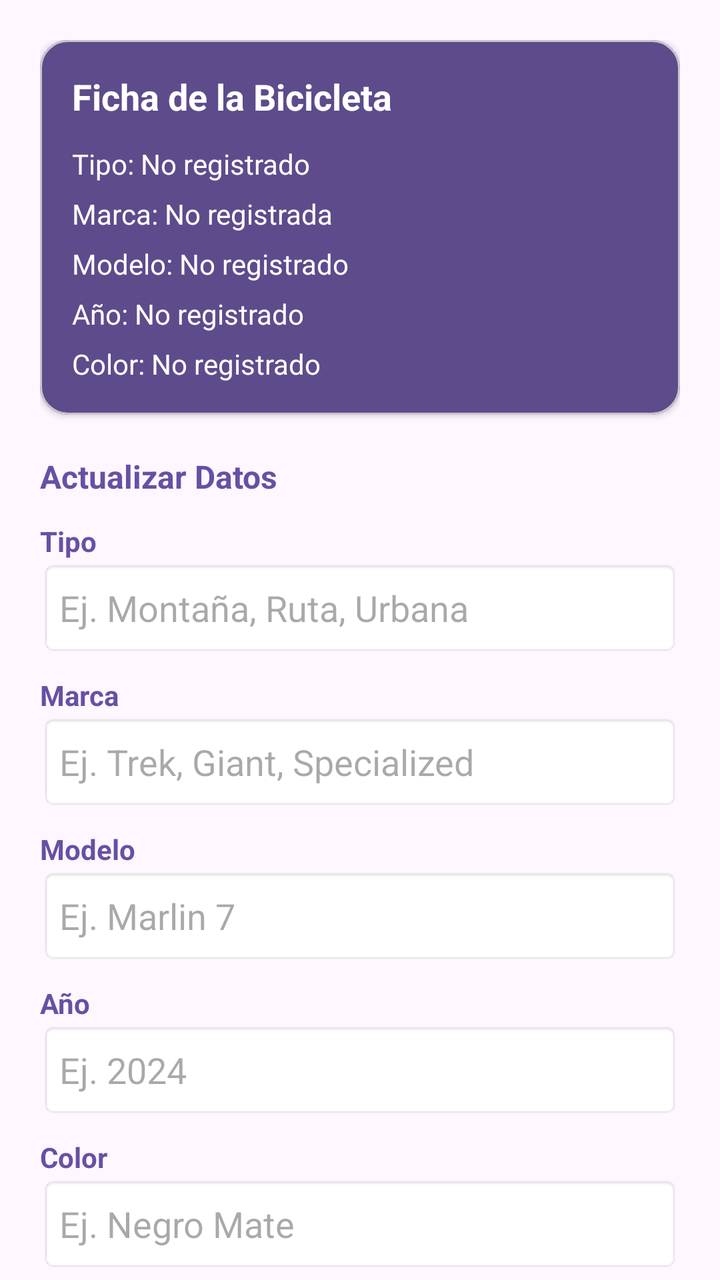
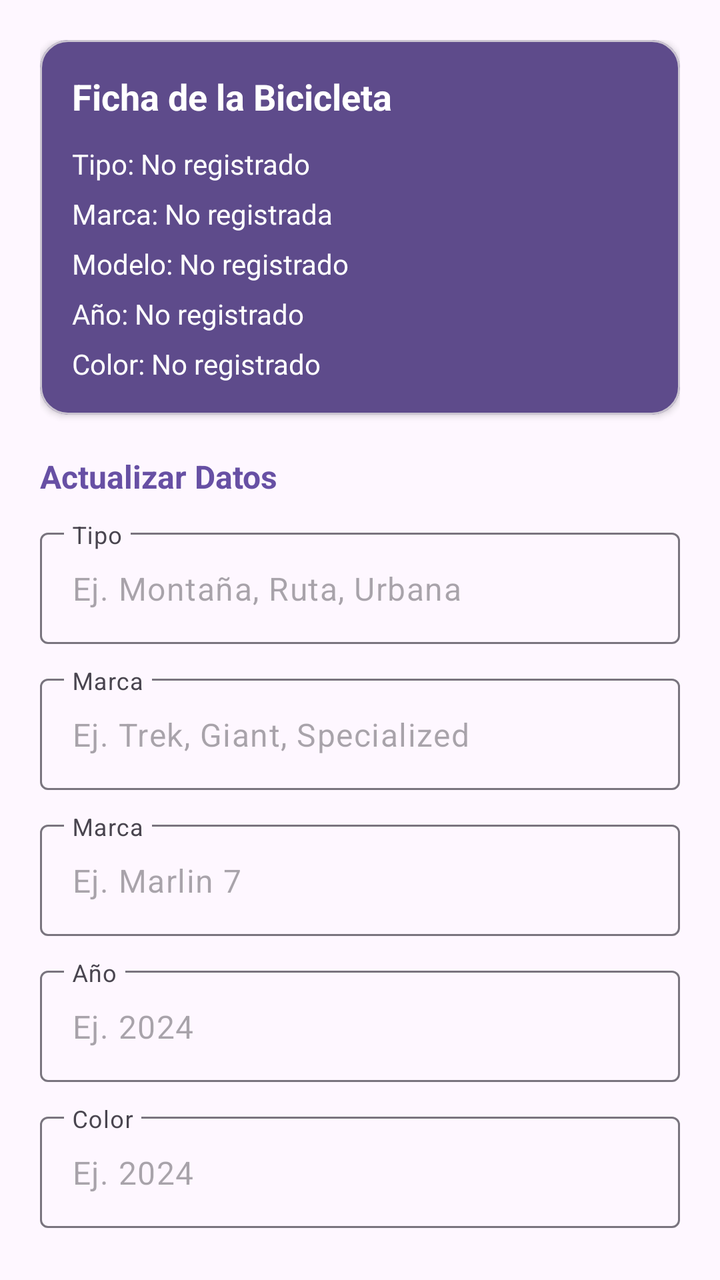

The first picture is an Android layout as it rendered before a commit; the second is the same layout after the commit. The layout source and the unified diff follow.
<!-- AndroidManifest.xml: application theme Theme.BikeLight -->
<!-- res/layout/fragment_bicicleta.xml -->
<?xml version="1.0" encoding="utf-8"?>
<androidx.core.widget.NestedScrollView
    xmlns:android="http://schemas.android.com/apk/res/android"
    xmlns:app="http://schemas.android.com/apk/res-auto"
    android:layout_width="match_parent"
    android:layout_height="match_parent"
    android:fillViewport="true"
    android:clipToPadding="false"
    android:padding="20dp">

    <LinearLayout
        android:layout_width="match_parent"
        android:layout_height="wrap_content"
        android:orientation="vertical">

        <com.google.android.material.card.MaterialCardView
            android:id="@+id/cardFichaBicicleta"
            android:layout_width="match_parent"
            android:layout_height="wrap_content"
            android:layout_marginBottom="20dp"
            app:cardCornerRadius="14dp"
            app:cardElevation="2dp"
            app:cardBackgroundColor="@color/bikelight_card" >

            <LinearLayout
                android:layout_width="match_parent"
                android:layout_height="wrap_content"
                android:orientation="vertical"
                android:padding="16dp">

                <TextView
                    android:layout_width="wrap_content"
                    android:layout_height="wrap_content"
                    android:text="Ficha de la Bicicleta"
                    android:textSize="18sp"
                    android:textStyle="bold"
                    android:textColor="@color/white"
                    android:layout_marginBottom="12dp" />

                <TextView
                    android:id="@+id/tvDisplayTipo"
                    android:layout_width="wrap_content"
                    android:layout_height="wrap_content"
                    android:text="Tipo: No registrado"
                    android:textColor="@color/white"
                    android:layout_marginBottom="6dp" />

                <TextView
                    android:id="@+id/tvDisplayMarca"
                    android:layout_width="wrap_content"
                    android:layout_height="wrap_content"
                    android:text="Marca: No registrada"
                    android:textColor="@color/white"
                    android:layout_marginBottom="6dp" />

                <TextView
                    android:id="@+id/tvDisplayModelo"
                    android:layout_width="wrap_content"
                    android:layout_height="wrap_content"
                    android:text="Modelo: No registrado"
                    android:textColor="@color/white"
                    android:layout_marginBottom="6dp" />

                <TextView
                    android:id="@+id/tvDisplayAno"
                    android:layout_width="wrap_content"
                    android:layout_height="wrap_content"
                    android:text="Año: No registrado"
                    android:textColor="@color/white"
                    android:layout_marginBottom="6dp" />

                <TextView
                    android:id="@+id/tvDisplayColor"
                    android:layout_width="wrap_content"
                    android:layout_height="wrap_content"
                    android:text="Color: No registrado"
                    android:textColor="@color/white" />
            </LinearLayout>
        </com.google.android.material.card.MaterialCardView>

        <TextView
            android:layout_width="wrap_content"
            android:layout_height="wrap_content"
            android:text="Actualizar Datos"
            android:textStyle="bold"
            android:textSize="16sp"
            android:textColor="@color/bikelight_primary"
            android:layout_marginBottom="12dp" />

        <TextView
            android:layout_width="wrap_content"
            android:layout_height="wrap_content"
            android:text="Tipo"
            android:textStyle="bold"
            android:textColor="@color/bikelight_primary" />
        <EditText
            android:id="@+id/etBikeTipo"
            android:layout_width="match_parent"
            android:layout_height="48dp"
            android:hint="Ej. Montaña, Ruta, Urbana"
            android:background="@android:drawable/editbox_background_normal"
            android:layout_marginBottom="10dp" />

        <TextView
            android:layout_width="wrap_content"
            android:layout_height="wrap_content"
            android:text="Marca"
            android:textStyle="bold"
            android:textColor="@color/bikelight_primary" />
        <EditText
            android:id="@+id/etBikeMarca"
            android:layout_width="match_parent"
            android:layout_height="48dp"
            android:hint="Ej. Trek, Giant, Specialized"
            android:background="@android:drawable/editbox_background_normal"
            android:layout_marginBottom="10dp" />

        <TextView
            android:layout_width="wrap_content"
            android:layout_height="wrap_content"
            android:text="Modelo"
            android:textStyle="bold"
            android:textColor="@color/bikelight_primary" />
        <EditText
            android:id="@+id/etBikeModelo"
            android:layout_width="match_parent"
            android:layout_height="48dp"
            android:hint="Ej. Marlin 7"
            android:background="@android:drawable/editbox_background_normal"
            android:layout_marginBottom="10dp" />

        <TextView
            android:layout_width="wrap_content"
            android:layout_height="wrap_content"
            android:text="Año"
            android:textStyle="bold"
            android:textColor="@color/bikelight_primary" />
        <EditText
            android:id="@+id/etBikeAno"
            android:layout_width="match_parent"
            android:layout_height="48dp"
            android:inputType="number"
            android:hint="Ej. 2024"
            android:background="@android:drawable/editbox_background_normal"
            android:layout_marginBottom="10dp" />

        <TextView
            android:layout_width="wrap_content"
            android:layout_height="wrap_content"
            android:text="Color"
            android:textStyle="bold"
            android:textColor="@color/bikelight_primary" />
        <EditText
            android:id="@+id/etBikeColor"
            android:layout_width="match_parent"
            android:layout_height="48dp"
            android:hint="Ej. Negro Mate"
            android:background="@android:drawable/editbox_background_normal"
            android:layout_marginBottom="20dp" />

        <com.google.android.material.button.MaterialButton
            android:id="@+id/btnGuardarBici"
            android:layout_width="match_parent"
            android:layout_height="56dp"
            android:layout_marginTop="12dp"
            app:backgroundTint="@color/bikelight_card"
            android:text="Guardar"
            android:textAllCaps="false"
            android:textColor="@color/white"
            android:textSize="16sp"
            android:textStyle="bold"
            app:cornerRadius="12dp"  />
    </LinearLayout>
</androidx.core.widget.NestedScrollView>
<!-- resources referenced by this layout -->
<resources>
  <color name="bikelight_card">#5E4B8B</color>
  <color name="bikelight_primary">#6750A4</color>
  <color name="white">#FFFFFF</color>
  <style name="Theme.BikeLight" parent="Base.Theme.BikeLight" />
  <style name="Base.Theme.BikeLight" parent="Theme.Material3.DayNight.NoActionBar">
          
          
      </style>
</resources>

<!-- the commit's change to res/layout/fragment_bicicleta.xml (unified diff, before → after) -->
@@ -87,76 +87,85 @@
             android:textColor="@color/bikelight_primary"
             android:layout_marginBottom="12dp" />
 
-        <TextView
-            android:layout_width="wrap_content"
+        <com.google.android.material.textfield.TextInputLayout
+            android:id="@+id/tilBikeTipo"
+            android:layout_width="match_parent"
             android:layout_height="wrap_content"
-            android:text="Tipo"
-            android:textStyle="bold"
-            android:textColor="@color/bikelight_primary" />
-        <EditText
-            android:id="@+id/etBikeTipo"
+            android:layout_marginBottom="12dp"
+            android:hint="Tipo"
+            app:expandedHintEnabled="false">
+
+            <com.google.android.material.textfield.TextInputEditText
+                android:id="@+id/etBikeTipo"
+                android:layout_width="match_parent"
+                android:layout_height="wrap_content"
+                android:hint="Ej. Montaña, Ruta, Urbana"
+                android:inputType="textCapWords" />
+        </com.google.android.material.textfield.TextInputLayout>
+
+        <com.google.android.material.textfield.TextInputLayout
+            android:id="@+id/tilBikeMarca"
             android:layout_width="match_parent"
-            android:layout_height="48dp"
-            android:hint="Ej. Montaña, Ruta, Urbana"
-            android:background="@android:drawable/editbox_background_normal"
-            android:layout_marginBottom="10dp" />
+            android:layout_height="wrap_content"
+            android:layout_marginBottom="12dp"
+            android:hint="Marca"
+            app:expandedHintEnabled="false">
 
-        <TextView
-            android:layout_width="wrap_content"
+            <com.google.android.material.textfield.TextInputEditText
+                android:id="@+id/etBikeMarca"
+                android:layout_width="match_parent"
+                android:layout_height="wrap_content"
+                android:hint="Ej. Trek, Giant, Specialized"
+                android:inputType="textCapWords" />
+        </com.google.android.material.textfield.TextInputLayout>
+
+        <com.google.android.material.textfield.TextInputLayout
+            android:id="@+id/tilBikeModelo"
+            android:layout_width="match_parent"
             android:layout_height="wrap_content"
-            android:text="Marca"
-            android:textStyle="bold"
-            android:textColor="@color/bikelight_primary" />
-        <EditText
-            android:id="@+id/etBikeMarca"
+            android:layout_marginBottom="12dp"
+            android:hint="Marca"
+            app:expandedHintEnabled="false">
+
+            <com.google.android.material.textfield.TextInputEditText
+                android:id="@+id/etBikeModelo"
+                android:layout_width="match_parent"
+                android:layout_height="wrap_content"
+                android:hint="Ej. Marlin 7"
+                android:inputType="textCapWords" />
+        </com.google.android.material.textfield.TextInputLayout>
+
+        <com.google.android.material.textfield.TextInputLayout
+            android:id="@+id/tilBikeAno"
             android:layout_width="match_parent"
-            android:layout_height="48dp"
-            android:hint="Ej. Trek, Giant, Specialized"
-            android:background="@android:drawable/editbox_background_normal"
-            android:layout_marginBottom="10dp" />
+            android:layout_height="wrap_content"
+            android:layout_marginBottom="12dp"
+            android:hint="Año"
+            app:expandedHintEnabled="false">
 
-        <TextView
-            android:layout_width="wrap_content"
+            <com.google.android.material.textfield.TextInputEditText
+                android:id="@+id/etBikeAno"
+                android:layout_width="match_parent"
+                android:layout_height="wrap_content"
+                android:hint="Ej. 2024"
+                android:inputType="textCapWords" />
+        </com.google.android.material.textfield.TextInputLayout>
+
+        <com.google.android.material.textfield.TextInputLayout
+            android:id="@+id/tilBikeColor"
+            android:layout_width="match_parent"
             android:layout_height="wrap_content"
-            android:text="Modelo"
-            android:textStyle="bold"
-            android:textColor="@color/bikelight_primary" />
-        <EditText
-            android:id="@+id/etBikeModelo"
-            android:layout_width="match_parent"
-            android:layout_height="48dp"
-            android:hint="Ej. Marlin 7"
-            android:background="@android:drawable/editbox_background_normal"
-            android:layout_marginBottom="10dp" />
+            android:layout_marginBottom="12dp"
+            android:hint="Color"
+            app:expandedHintEnabled="false">
 
-        <TextView
-            android:layout_width="wrap_content"
-            android:layout_height="wrap_content"
-            android:text="Año"
-            android:textStyle="bold"
-            android:textColor="@color/bikelight_primary" />
-        <EditText
-            android:id="@+id/etBikeAno"
-            android:layout_width="match_parent"
-            android:layout_height="48dp"
-            android:inputType="number"
-            android:hint="Ej. 2024"
-            android:background="@android:drawable/editbox_background_normal"
-            android:layout_marginBottom="10dp" />
-
-        <TextView
-            android:layout_width="wrap_content"
-            android:layout_height="wrap_content"
-            android:text="Color"
-            android:textStyle="bold"
-            android:textColor="@color/bikelight_primary" />
-        <EditText
-            android:id="@+id/etBikeColor"
-            android:layout_width="match_parent"
-            android:layout_height="48dp"
-            android:hint="Ej. Negro Mate"
-            android:background="@android:drawable/editbox_background_normal"
-            android:layout_marginBottom="20dp" />
+            <com.google.android.material.textfield.TextInputEditText
+                android:id="@+id/etBikeColor"
+                android:layout_width="match_parent"
+                android:layout_height="wrap_content"
+                android:hint="Ej. 2024"
+                android:inputType="textCapWords" />
+        </com.google.android.material.textfield.TextInputLayout>
 
         <com.google.android.material.button.MaterialButton
             android:id="@+id/btnGuardarBici"
